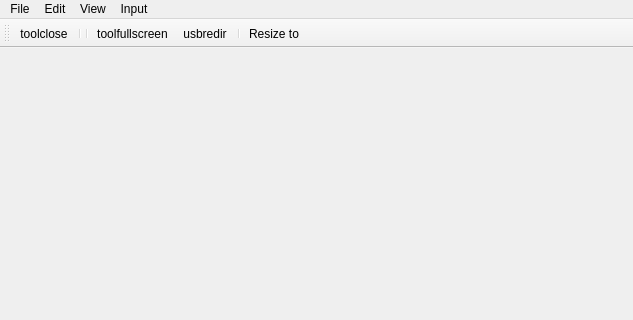
Qt form spice-client1/spicemainwindow.ui (DoraemonGoGo/Linux-spiceqt) before a commit; both pictures show x 0 to 633 and y 0 to 320 of the 633 by 615 pixel window.
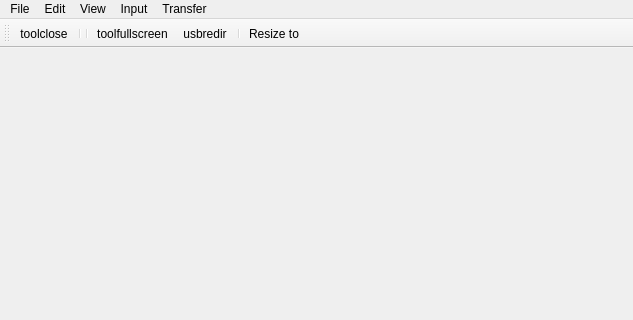
The same form after that commit. Icons and pictures are not drawn.

The edit to the form file:
```diff
--- a/spice-client1/spicemainwindow.ui
+++ b/spice-client1/spicemainwindow.ui
@@ -82,10 +82,17 @@
     <addaction name="actionCtrl_Alt_F11"/>
     <addaction name="actionCtrl_Alt_F12"/>
    </widget>
+   <widget class="QMenu" name="menuTransfer">
+    <property name="title">
+     <string>Transfer</string>
+    </property>
+    <addaction name="actionFile_input"/>
+   </widget>
    <addaction name="menu"/>
    <addaction name="menuedit"/>
    <addaction name="menuView"/>
    <addaction name="menuInput"/>
+   <addaction name="menuTransfer"/>
   </widget>
   <widget class="QToolBar" name="toolBar">
    <property name="windowTitle">
```
Left out of the diff: 5 changed lines with no effect on the pictures.
